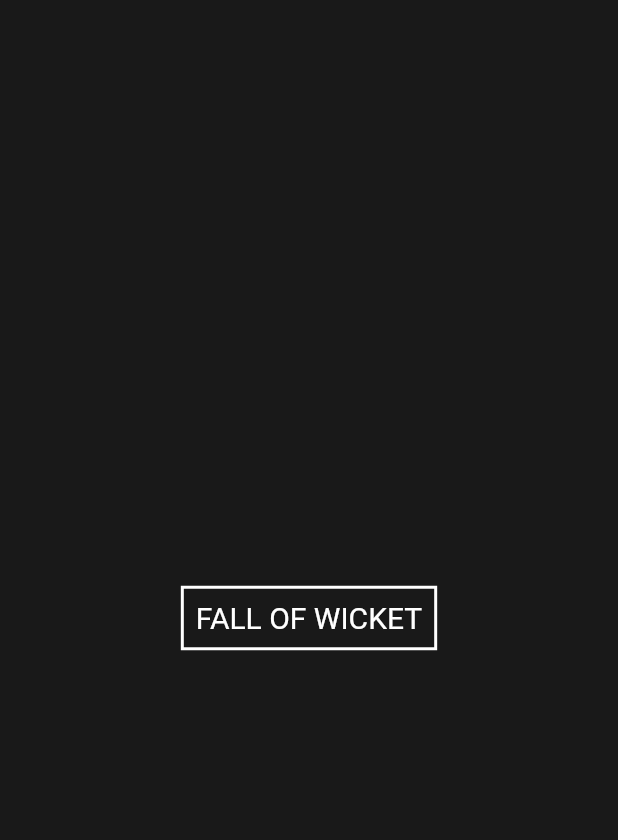
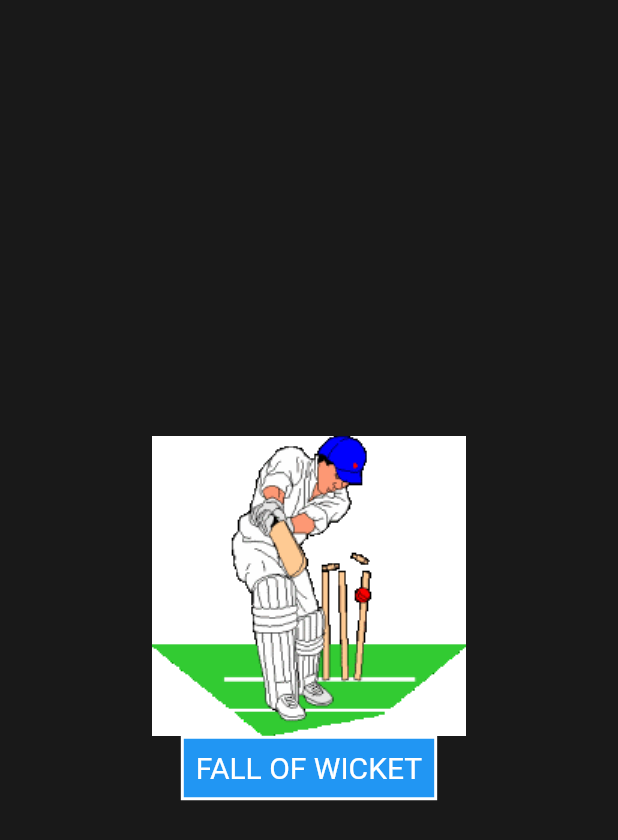
Before and after one commit to Kyoshiin/Hand-Cricket, a Flutter app: the FallofWicketScreen screen opened directly, on a phone screen of 412 x 824 dp. Shown: the top 840 px of the screen. Run offline on Flutter 3.47's test engine with Material 2 defaults, Android fonts, the phone set to English and light mode, and no system bars; our stand-ins replace fluttertoast.

```diff
--- a/lib/Game_Logic.dart
+++ b/lib/Game_Logic.dart
@@ -16,8 +16,7 @@ class GameLogic {
   }
 
   String getNextAction() {
-    String s = 'Get ready to ';
-    return s + (_choice == 'bat' ? 'bowl' : 'bat');
+    return _choice == 'bat' ? 'bowl' : 'bat';
   }
 
   void setWickets(int w) {
--- a/lib/screens/overlay_fallofWkts.dart
+++ b/lib/screens/overlay_fallofWkts.dart
@@ -17,6 +17,8 @@ class FallofWicketScreen extends StatelessWidget {
       backgroundColor: Colors.black.withOpacity(0.90),
       body: RawMaterialButton(
         splashColor: Colors.transparent,
+
+        //FUNCTION OF PAGE
         onPressed: () {
           if ((currentgame.getplayerWickets() == '0' &&
               currentgame.getcpuWickets() == '0') ||
@@ -40,11 +42,18 @@ class FallofWicketScreen extends StatelessWidget {
           else
             Navigator.pop(context);
         },
+
+
         child: SizedBox.expand(
-          child: Center(
-            child: Container(
+          child: Column(
+            mainAxisAlignment: MainAxisAlignment.center,
+            children: [
+              Image.asset('images/out.png'),
+
+              Container(
                 decoration: BoxDecoration(
-                  border: Border.all(color: Colors.white, width: 2)),
+                    border: Border.all(color: Colors.white, width: 2),
+                color: Colors.blue),
                 child: Padding(
                   padding: EdgeInsets.all(8.0),
                   child: Text(
@@ -53,6 +62,7 @@ class FallofWicketScreen extends StatelessWidget {
                   ),
                 ),
               ),
+            ],
           ),
         ),
       ),
```
Also changed, not shown: lib/screens/batting_page.dart (+17 -18 lines), lib/screens/bowling_page.dart (+12 -13 lines), images/bowl.png (added), images/out.png (added), 6 other files. Lines whose indentation alone changed are shown as unchanged.
